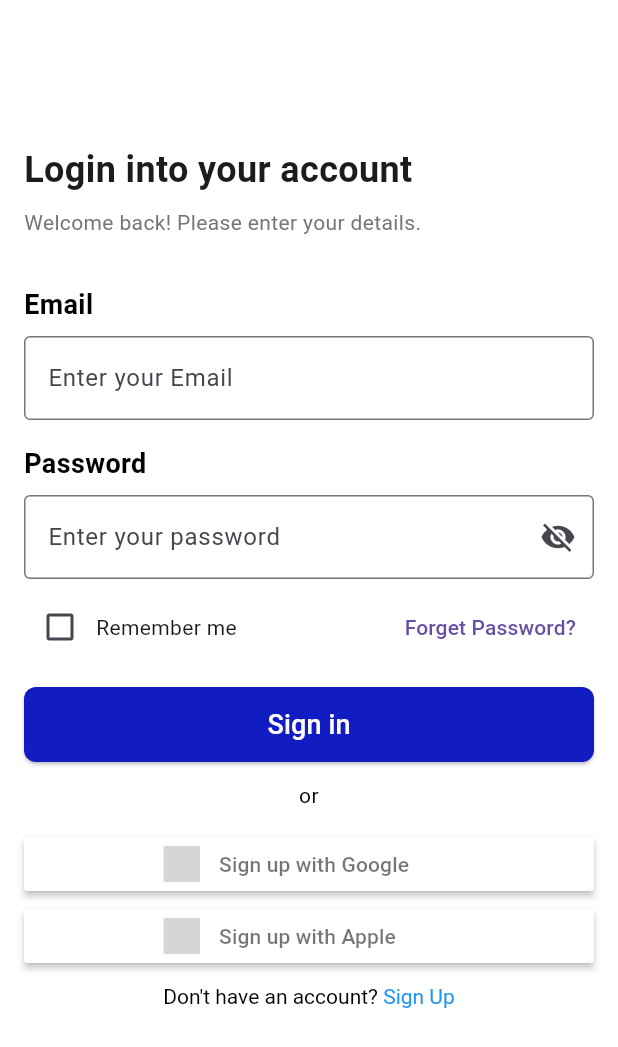
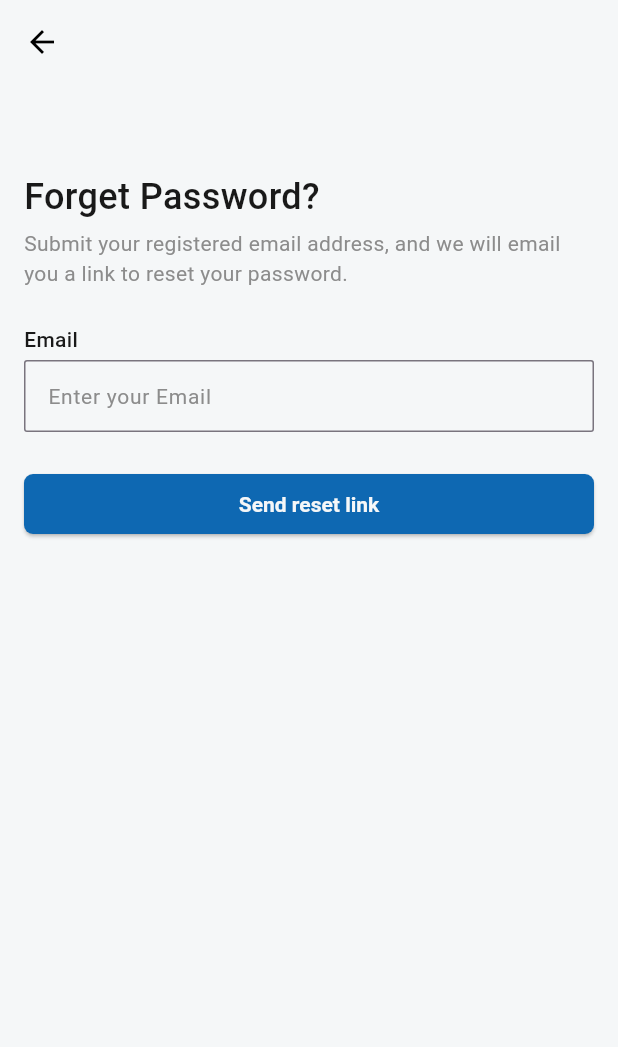
Before and after one commit to port2077/AI_EduTech_tcl, a Flutter app: the screen it shows after launch, on a phone screen of 412 x 824 dp. Shown: the top 1047 px of the screen. Run offline on Flutter 3.47's test engine with Material 3 defaults, Android fonts, the phone set to English and light mode, and no system bars; drawn by our look-alikes of sign_in_button; our stand-ins replace email_validator, firebase_auth, firebase_core, fluttertoast, google_sign_in, package_info_plus; missing offline and left inert: android_intent_plus; accounts and stored records are empty; Roboto replaces fonts that are missing (Poppins); grey boxes are pictures that could not be loaded.

Commit message:
v0.2 reset password feature

```diff
--- a/lib/main.dart
+++ b/lib/main.dart
@@ -3,6 +3,7 @@ import 'package:firebase_core/firebase_core.dart';
 import 'package:tcl_global/pages/email_registration_pag.dart';
 import 'package:tcl_global/pages/email_verification_page.dart';
 import 'package:tcl_global/pages/login_page.dart';
+import 'package:tcl_global/pages/password_reset_page.dart';
 
 void main() async {
   WidgetsFlutterBinding
@@ -36,7 +37,8 @@ class TCL_Global extends StatelessWidget {
           primarySwatch: Colors.blue,
           visualDensity: VisualDensity.adaptivePlatformDensity,
         ),
-        home: LoginPage() //EmailVerificationPage(email: 'test@test.com'),
+        home:
+            PasswordResetPage() //EmailVerificationPage(email: 'test@test.com'),
         );
   }
 }
--- /dev/null
+++ b/lib/pages/password_reset_page.dart
@@ -0,0 +1,106 @@
+// ignore_for_file: prefer_const_constructors
+
+import 'package:flutter/material.dart';
+import '../controllers/forget_password.dart';
+
+class PasswordResetPage extends StatefulWidget {
+  // final String email;
+  const PasswordResetPage({super.key});
+
+  @override
+  State<PasswordResetPage> createState() => _PasswordResetPageState();
+}
+
+class _PasswordResetPageState extends State<PasswordResetPage> {
+  final TextEditingController _emailController = TextEditingController();
+
+  @override
+  Widget build(BuildContext context) {
+    return Scaffold(
+      backgroundColor: Color(0xFFF5F7F8),
+      appBar: AppBar(
+        backgroundColor: Color(0xFFF5F7F8),
+        elevation: 0,
+        leading: IconButton(
+          icon: Icon(Icons.arrow_back, color: Colors.black),
+          onPressed: () => Navigator.of(context).pop(),
+        ),
+      ),
+      body: SafeArea(
+        child: Padding(
+          padding: const EdgeInsets.all(16.0),
+          child: Column(
+            crossAxisAlignment: CrossAxisAlignment.start,
+            children: [
+              SizedBox(height: 42),
+              Text(
+                'Forget Password?',
+                style: TextStyle(
+                  fontFamily: 'Poppins',
+                  fontSize: 24,
+                  fontWeight: FontWeight.w500,
+                  color: Color(0xFF191919),
+                ),
+              ),
+              SizedBox(height: 4),
+              Text(
+                'Submit your registered email address, and we will email you a link to reset your password.',
+                style: TextStyle(
+                  fontFamily: 'Poppins',
+                  fontSize: 14,
+                  color: Color(0xFF8C8C8C),
+                ),
+              ),
+              SizedBox(height: 24),
+              Text(
+                'Email',
+                style: TextStyle(
+                  fontFamily: 'Poppins',
+                  fontSize: 14,
+                  fontWeight: FontWeight.w500,
+                  color: Color(0xFF191919),
+                ),
+              ),
+              SizedBox(height: 4),
+              TextField(
+                controller: _emailController,
+                decoration: InputDecoration(
+                  hintText: 'Enter your Email',
+                  hintStyle: TextStyle(
+                    fontFamily: 'Poppins',
+                    fontSize: 14,
+                    color: Color(0xFF8C8C8C),
+                  ),
+                  border: OutlineInputBorder(
+                    borderRadius: BorderRadius.circular(2),
+                    borderSide: BorderSide(color: Color(0xFF8C8C8C)),
+                  ),
+                  contentPadding:
+                      EdgeInsets.symmetric(horizontal: 12, vertical: 11),
+                ),
+              ),
+              SizedBox(height: 24),
+              ElevatedButton(
+                onPressed: () => resetPassword(context, _emailController.text),
+                child: Text('Send reset link'),
+                style: ElevatedButton.styleFrom(
+                  foregroundColor: Color(0xFFF5F7F8),
+                  backgroundColor: Color(0xFF0E68B2),
+                  minimumSize: Size(double.infinity, 40),
+                  shape: RoundedRectangleBorder(
+                    borderRadius: BorderRadius.circular(6),
+                  ),
+                  textStyle: TextStyle(
+                    fontFamily: 'Poppins',
+                    fontSize: 14,
+                    fontWeight: FontWeight.w600,
+                  ),
+                ),
+              ),
+            ],
+          ),
+        ),
+      ),
+    );
+  }
+}
```
Also changed, not shown: lib/controllers/forget_password.dart (added, +65 -0 lines).
